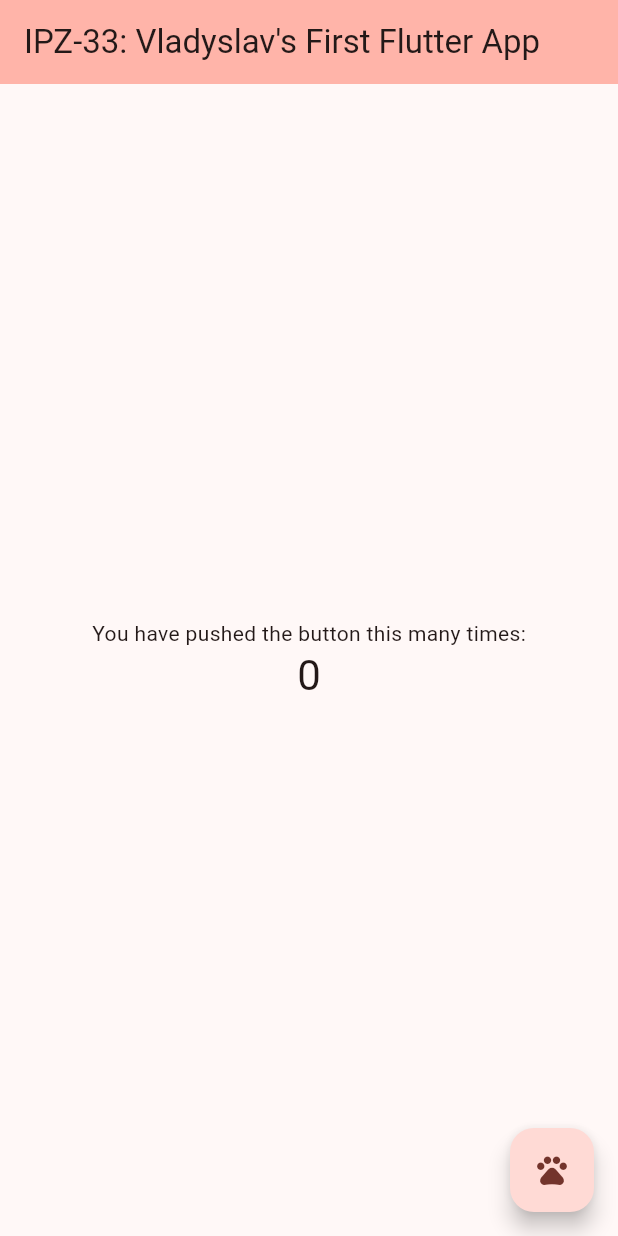
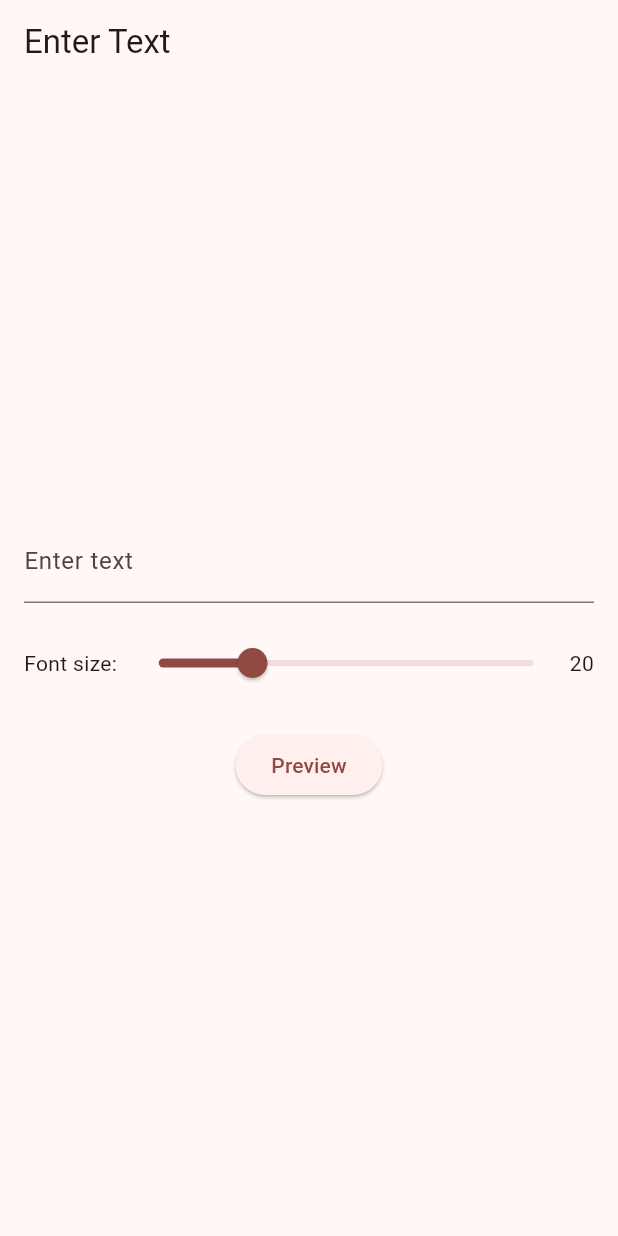
Before and after one commit to Poultergeist/Vladyslav-Lohatskiy-IPZ-33-Labs-11v, a Flutter app: the screen it shows after launch, on a phone screen of 412 x 824 dp. Run offline on Flutter 3.47's test engine with Material 3 defaults, Android fonts, the phone set to English and light mode, and no system bars.

Commit message:
Updated files for lab 10

```diff
--- a/lib/main.dart
+++ b/lib/main.dart
@@ -1,4 +1,5 @@
 import 'package:flutter/material.dart';
+import 'screens/first_screen.dart';
 
 void main() {
   runApp(const MyApp());
@@ -10,60 +11,12 @@ class MyApp extends StatelessWidget {
   @override
   Widget build(BuildContext context) {
     return MaterialApp(
-      title: 'Flutter Demo',
+      title: 'Text Preview App',
       theme: ThemeData(
         colorScheme: ColorScheme.fromSeed(seedColor: Colors.red),
         useMaterial3: true,
       ),
-      home: const MyHomePage(title: 'IPZ-33: Vladyslav\'s First Flutter App'),
+      home: const FirstScreen(),
     );
   }
 }
-
-class MyHomePage extends StatefulWidget {
-  const MyHomePage({super.key, required this.title});
-
-  final String title;
-
-  @override
-  State<MyHomePage> createState() => _MyHomePageState();
-}
-
-class _MyHomePageState extends State<MyHomePage> {
-  int _counter = 0;
-
-  void _incrementCounter() {
-    setState(() {
-      _counter += 4;
-    });
-  }
-
-  @override
-  Widget build(BuildContext context) {
-    return Scaffold(
-      appBar: AppBar(
-        backgroundColor: Theme.of(context).colorScheme.inversePrimary,
-        title: Text(widget.title),
-      ),
-      body: Center(
-        child: Column(
-          mainAxisAlignment: MainAxisAlignment.center,
-          children: <Widget>[
-            const Text(
-              'You have pushed the button this many times:',
-            ),
-            Text(
-              '$_counter',
-              style: Theme.of(context).textTheme.headlineMedium,
-            ),
-          ],
-        ),
-      ),
-      floatingActionButton: FloatingActionButton(
-        onPressed: _incrementCounter,
-        tooltip: 'Increment',
-        child: const Icon(Icons.pets),
-      ),
-    );
-  }
-}
--- /dev/null
+++ b/lib/screens/first_screen.dart
@@ -0,0 +1,98 @@
+import 'package:flutter/material.dart';
+import 'second_screen.dart';
+
+class FirstScreen extends StatefulWidget {
+  const FirstScreen({Key? key}) : super(key: key);
+
+  @override
+  State<FirstScreen> createState() => _FirstScreenState();
+}
+
+class _FirstScreenState extends State<FirstScreen> {
+  final TextEditingController _textController = TextEditingController();
+  double _fontSize = 20.0;
+
+  Future<void> _showDialog(String message) async {
+    showDialog(
+      context: context,
+      builder: (BuildContext context) {
+        return AlertDialog(
+          content: Text(message),
+          actions: [
+            TextButton(
+              onPressed: () {
+                Navigator.of(context).pop();
+              },
+              child: const Text("Close"),
+            ),
+          ],
+        );
+      },
+    );
+  }
+
+  @override
+  Widget build(BuildContext context) {
+    return Scaffold(
+      appBar: AppBar(
+        title: const Text("Enter Text"),
+      ),
+      body: Padding(
+        padding: const EdgeInsets.all(16.0),
+        child: Column(
+          mainAxisAlignment: MainAxisAlignment.center,
+          children: [
+            TextField(
+              controller: _textController,
+              decoration: const InputDecoration(
+                labelText: "Enter text",
+              ),
+            ),
+            const SizedBox(height: 16),
+            Row(
+              children: [
+                const Text("Font size: "),
+                Expanded(
+                  child: Slider(
+                    min: 10.0,
+                    max: 50.0,
+                    value: _fontSize,
+                    onChanged: (newValue) {
+                      setState(() {
+                        _fontSize = newValue;
+                      });
+                    },
+                  ),
+                ),
+                Text(_fontSize.toStringAsFixed(0)),
+              ],
+            ),
+            const SizedBox(height: 20),
+            ElevatedButton(
+              onPressed: () async {
+                final result = await Navigator.push(
+                  context,
+                  MaterialPageRoute(
+                    builder: (context) => SecondScreen(
+                      text: _textController.text,
+                      fontSize: _fontSize,
+                    ),
+                  ),
+                );
+
+                if (result == 'ok') {
+                  _showDialog("Cool!");
+                } else if (result == 'cancel') {
+                  _showDialog("Let’s try something else");
+                } else {
+                  _showDialog("Don't know what to say");
+                }
+              },
+              child: const Text("Preview"),
+            ),
+          ],
+        ),
+      ),
+    );
+  }
+}
```
Also changed, not shown: lib/screens/second_screen.dart (added, +47 -0 lines).
